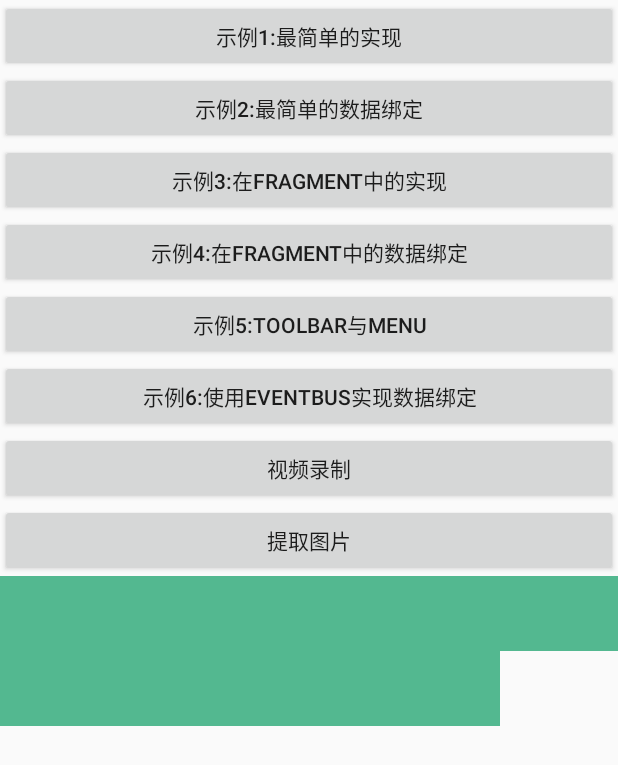
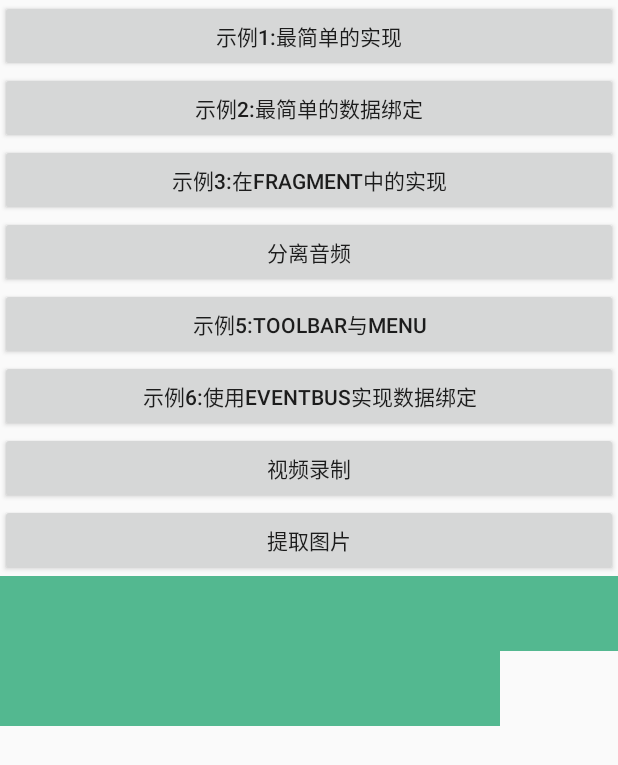
Before and after one commit to 1835434698/NewMVP, an Android app: the MainActivity screen opened directly, with no data from a screen before it, on a phone screen of 412 x 824 dp. Shown: the top 765 px of the screen. Run offline under Robolectric (Android 15) with nearby library versions, the light colour scheme and no system bars.

Commit message:
分离音频并解析

```diff
--- a/app/src/main/java/com/tangzy/tzymvp/activity/AiduActivity.java
+++ b/app/src/main/java/com/tangzy/tzymvp/activity/AiduActivity.java
@@ -104,7 +104,7 @@ public class AiduActivity extends AppCompatActivity {
         muxerAudioBtn.setOnClickListener(new View.OnClickListener() {
             @Override
             public void onClick(View v) {
-                getVoice(SDCARD_PATH + "/input.mp4", voicePath);
+                getVoice(SDCARD_PATH + "/123456.mp4", voicePath);
             }
         });
         get_text.setOnClickListener(v -> {
--- a/app/src/main/res/layout/activity_main.xml
+++ b/app/src/main/res/layout/activity_main.xml
@@ -24,7 +24,7 @@
         android:id="@+id/button4"
         android:layout_width="match_parent"
         android:layout_height="wrap_content"
-        android:text="示例4:在fragment中的数据绑定"/>
+        android:text="分离音频"/>
     <Button
         android:id="@+id/button5"
         android:layout_width="match_parent"
```
